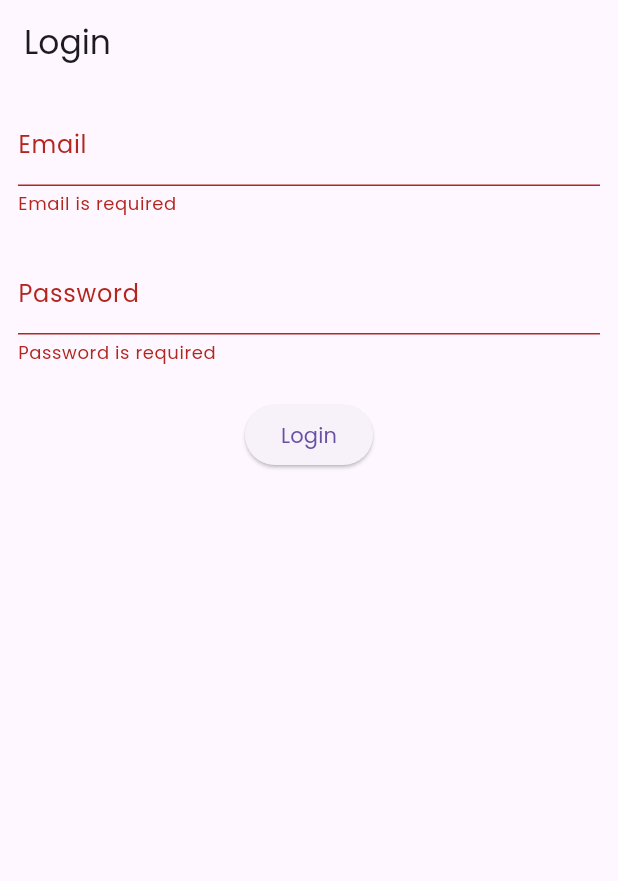
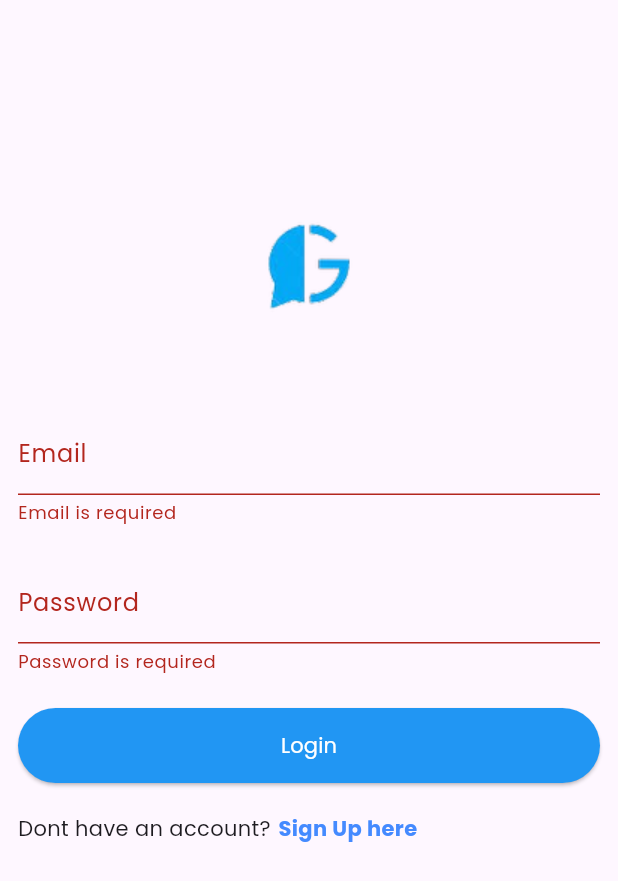
Before and after one commit to MossesAryo/flutter_global_chat_app, a Flutter app: the screen it shows after launch, after a tap on "Login", on a phone screen of 412 x 824 dp. Shown: the top 881 px of the screen. Run offline on Flutter 3.47's test engine with Material 3 defaults, Android fonts, the phone set to English and light mode, and no system bars; our stand-ins replace firebase_auth, firebase_core; accounts and stored records are empty.

Commit message:
`Refactor login and signup screens to use ElevatedButton and add logo image`

```diff
--- a/lib/screens/login_screen.dart
+++ b/lib/screens/login_screen.dart
@@ -4,6 +4,7 @@ import 'package:globalchat/controllers/signup_controller.dart';
 import 'package:globalchat/screens/dashboard_screen.dart';
 import 'package:globalchat/screens/login_screen.dart';
 import 'package:firebase_auth/firebase_auth.dart';
+import 'package:globalchat/screens/signup_screen.dart';
 
 class LoginScreen extends StatefulWidget {
   const LoginScreen({super.key});
@@ -21,15 +22,16 @@ class _LoginScreenState extends State<LoginScreen> {
   @override
   Widget build(BuildContext context) {
     return Scaffold(
-      appBar: AppBar(
-        title: const Text('Login'),
-      ),
       body: Form(
         key: userForm,
         child: Padding(
           padding: const EdgeInsets.all(12.0),
           child: Column(
             children: [
+              SizedBox(
+                height: 70,
+              ),
+              SizedBox(child: Image.asset("assets/images/logo.png")),
               TextFormField(
                 autovalidateMode: AutovalidateMode.onUserInteraction,
                 controller: email,
@@ -59,7 +61,14 @@ class _LoginScreenState extends State<LoginScreen> {
               SizedBox(
                 height: 23,
               ),
-              ElevatedButton(
+              Row(
+                children: [
+                  Expanded(
+                    child: ElevatedButton(
+                        style: ElevatedButton.styleFrom(
+                            minimumSize: Size(0, 50),
+                            foregroundColor: Colors.white,
+                            backgroundColor: Colors.blue),
                         onPressed: () {
                           if (userForm.currentState!.validate()) {
                             LoginController.login(
@@ -68,7 +77,35 @@ class _LoginScreenState extends State<LoginScreen> {
                                 password: password.text);
                           }
                         },
-                  child: Text("Login"))
+                        child: Text("Login")),
+                  ),
+                ],
+              ),
+              SizedBox(
+                height: 20,
+              ),
+              Row(
+                children: [
+                  Text("Dont have an account?"),
+                  SizedBox(
+                    width: 5,
+                  ),
+                  InkWell(
+                    onTap: () {
+                      Navigator.push(context,
+                          MaterialPageRoute(builder: (context) {
+                        return SignupScreen();
+                      }));
+                    },
+                    child: Text(
+                      "Sign Up here",
+                      style: TextStyle(
+                          color: Colors.blueAccent,
+                          fontWeight: FontWeight.bold),
+                    ),
+                  )
+                ],
+              )
             ],
           ),
         ),
--- a/lib/screens/splash_screen.dart
+++ b/lib/screens/splash_screen.dart
@@ -1,6 +1,7 @@
 import 'package:flutter/material.dart';
 import 'package:globalchat/screens/dashboard_screen.dart';
 import 'package:globalchat/screens/login_screen.dart';
+import 'package:firebase_auth/firebase_auth.dart';
 
 class SplashScreen extends StatefulWidget {
   const SplashScreen({super.key});
@@ -10,10 +11,16 @@ class SplashScreen extends StatefulWidget {
 }
 
 class _SplashScreenState extends State<SplashScreen> {
+  var user = FirebaseAuth.instance.currentUser;
+
   @override
   void initState() {
-    Future.delayed(Duration(seconds: 5), () {
-      openLogin();
+    Future.delayed(Duration(seconds: 3), () {
+      if (user == null) {
+        openLogin();
+      } else {
+        openDashboard();
+      }
     });
 
     // TODO: implement initState
@@ -35,7 +42,9 @@ class _SplashScreenState extends State<SplashScreen> {
   @override
   Widget build(BuildContext context) {
     return Scaffold(
-      body: Center(child: Text("Splash Screen")),
+      body: Center(
+        child: SizedBox(child: Image.asset("assets/images/logo.png")),
+      ),
     );
   }
 }
--- a/pubspec.yaml
+++ b/pubspec.yaml
@@ -60,9 +60,9 @@ flutter:
   uses-material-design: true
 
   # To add assets to your application, add an assets section, like this:
-  # assets:
-  #   - images/a_dot_burr.jpeg
-  #   - images/a_dot_ham.jpeg
+  assets:
+    - assets/images/
+
 
   # An image asset can refer to one or more resolution-specific "variants", see
   # https://flutter.dev/to/resolution-aware-images
```
Also changed, not shown: lib/screens/signup_screen.dart (+14 -3 lines), assets/images/logo.png (added). Lines whose indentation alone changed are shown as unchanged.
